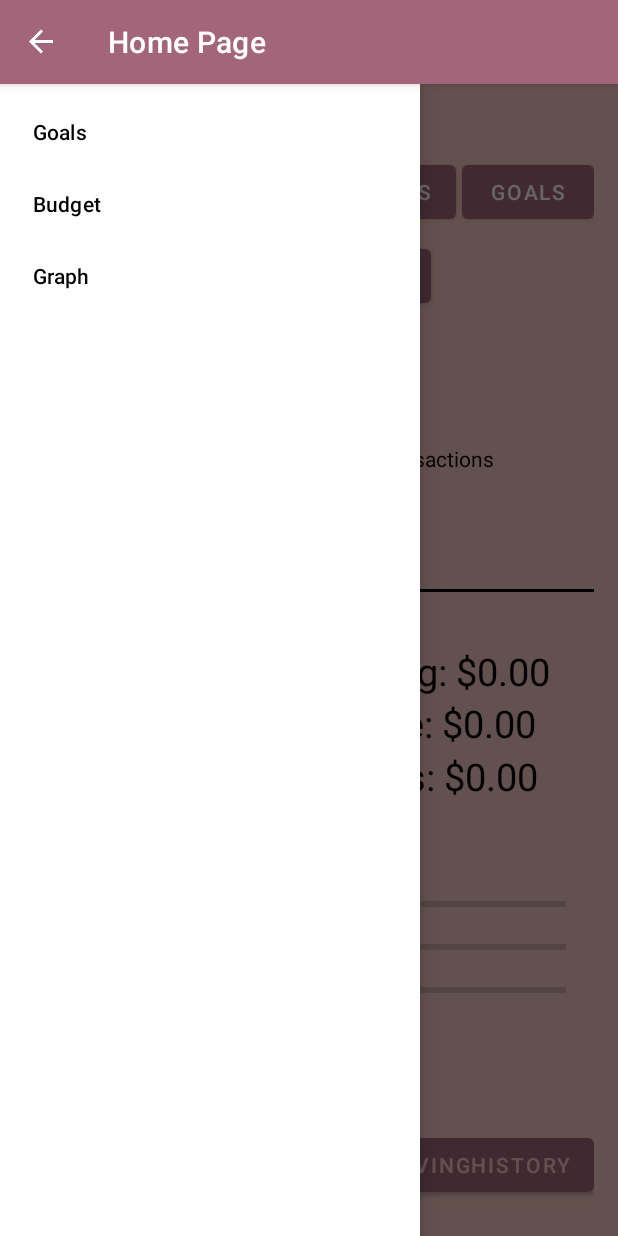
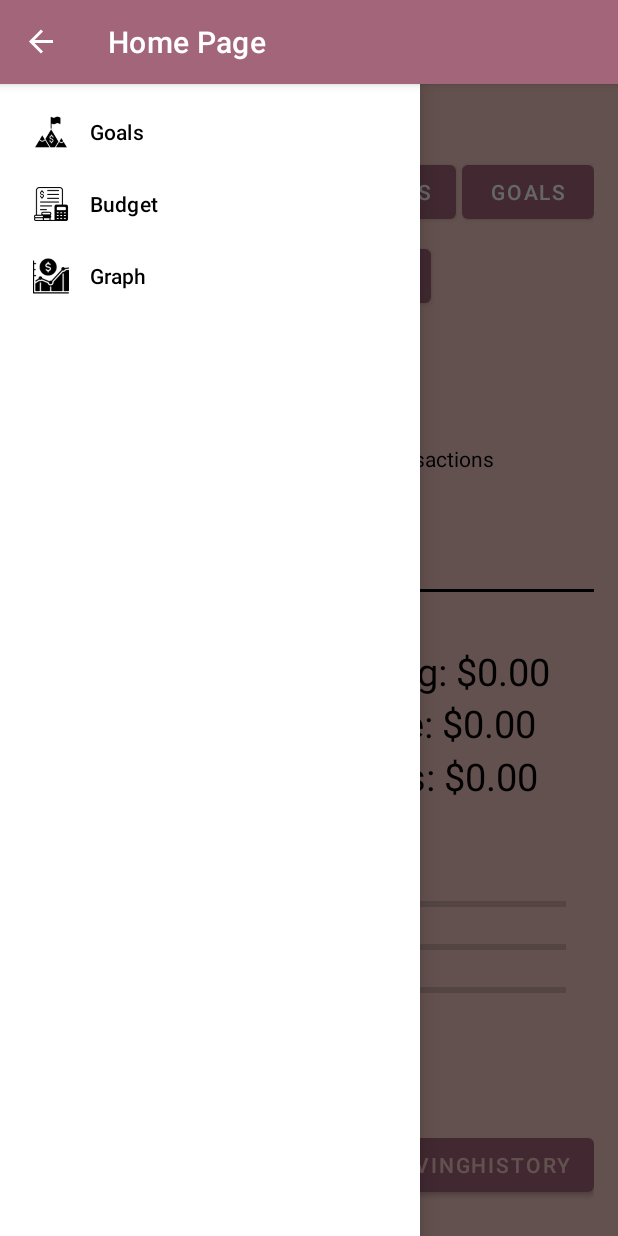
Before and after one commit to tzg4759/Saver_Sidekick, an Android app: the HomePageActivity screen opened directly, with no data from a screen before it, with the side drawer open, on a phone screen of 412 x 824 dp. Run offline under Robolectric (Android 15) with nearby library versions, the phone set to English and light mode, and no system bars.

Commit message:
added image to nev bar

```diff
--- a/SaverSidekick/app/src/main/res/menu/drawer_menu.xml
+++ b/SaverSidekick/app/src/main/res/menu/drawer_menu.xml
@@ -5,12 +5,16 @@
 
     <group android:checkableBehavior="single">
         <item android:id="@+id/nav_goal"
+            android:icon="@drawable/goal"
             android:title="Goals" />
 
-        <item android:id="@+id/nav_budget"
+        <item
+            android:id="@+id/nav_budget"
+            android:icon="@drawable/budget"
             android:title="Budget" />
 
         <item android:id="@+id/nav_graph"
+            android:icon="@drawable/graph"
             android:title="Graph" />
     </group>
 </menu>
```
Also changed, not shown: SaverSidekick/app/src/main/res/drawable/budget.png (added), SaverSidekick/app/src/main/res/drawable/goal.png (added), SaverSidekick/app/src/main/res/drawable/graph.png (added).
